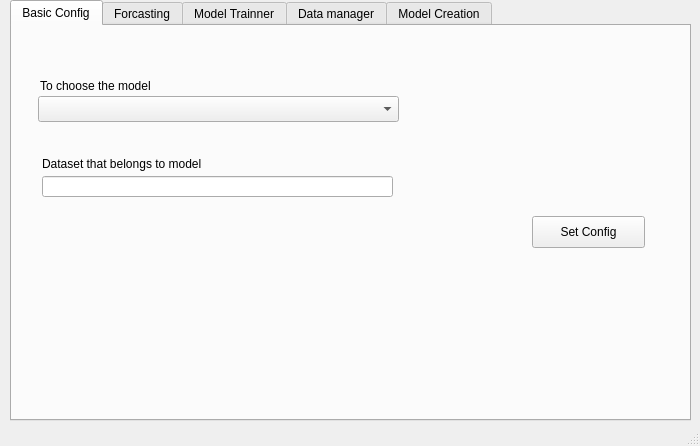
Qt form QT_Files/GUI_FFT_LSTM_Stock.ui (eduardo-trejo-es/LSTM_GUI_DB) before a commit.
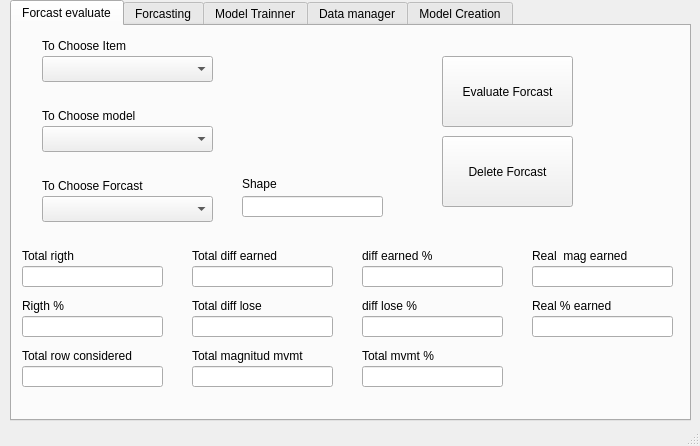
The same form after that commit. The open tabs and pages were chosen to show the change.

Commit message: Forcast eval Tab added

Patch:
```diff
--- a/QT_Files/GUI_FFT_LSTM_Stock.ui
+++ b/QT_Files/GUI_FFT_LSTM_Stock.ui
@@ -40,67 +40,392 @@
     </property>
     <widget class="QWidget" name="BasicConf_Tab">
      <attribute name="title">
-      <string>Basic Config</string>
+      <string>Forcast evaluate</string>
      </attribute>
      <widget class="QLabel" name="BaCon_lbl_ChooseModel">
       <property name="geometry">
        <rect>
-        <x>28</x>
-        <y>50</y>
+        <x>30</x>
+        <y>80</y>
         <width>161</width>
         <height>20</height>
        </rect>
       </property>
       <property name="text">
-       <string>To choose the model</string>
+       <string>To Choose model</string>
       </property>
      </widget>
-     <widget class="QLabel" name="BaCon_lbl_DatasetBelongs">
+     <widget class="QPushButton" name="ForcastEval_btn_EvaluateFor">
       <property name="geometry">
        <rect>
+        <x>430</x>
+        <y>30</y>
+        <width>131</width>
+        <height>71</height>
+       </rect>
+      </property>
+      <property name="text">
+       <string>Evaluate Forcast</string>
+      </property>
+     </widget>
+     <widget class="QComboBox" name="ForcastEval_Combox_ChooseModel">
+      <property name="geometry">
+       <rect>
         <x>30</x>
-        <y>130</y>
-        <width>231</width>
+        <y>100</y>
+        <width>171</width>
+        <height>26</height>
+       </rect>
+      </property>
+     </widget>
+     <widget class="QLineEdit" name="ForcastEval_txtLine_ShowShape">
+      <property name="geometry">
+       <rect>
+        <x>230</x>
+        <y>170</y>
+        <width>141</width>
+        <height>21</height>
+       </rect>
+      </property>
+     </widget>
+     <widget class="QLabel" name="ForcastEval_lbl_Chooseitem">
+      <property name="geometry">
+       <rect>
+        <x>30</x>
+        <y>10</y>
+        <width>161</width>
+        <height>20</height>
+       </rect>
+      </property>
+      <property name="text">
+       <string>To Choose Item</string>
+      </property>
+     </widget>
+     <widget class="QComboBox" name="ForcastEval_Combox_ChooseItem">
+      <property name="geometry">
+       <rect>
+        <x>30</x>
+        <y>30</y>
+        <width>171</width>
+        <height>26</height>
+       </rect>
+      </property>
+     </widget>
+     <widget class="QLabel" name="ForcastEval_lbl_ShowShape">
+      <property name="geometry">
+       <rect>
+        <x>230</x>
+        <y>150</y>
+        <width>131</width>
         <height>16</height>
        </rect>
       </property>
       <property name="text">
-       <string>Dataset that belongs to model</string>
+       <string>Shape</string>
       </property>
      </widget>
-     <widget class="QPushButton" name="BaCon_btn_SetConfig">
+     <widget class="QComboBox" name="ForcastEval_Combox_Chooseforcast">
       <property name="geometry">
        <rect>
-        <x>520</x>
-        <y>190</y>
-        <width>113</width>
-        <height>32</height>
-       </rect>
-      </property>
-      <property name="text">
-       <string>Set Config</string>
-      </property>
-     </widget>
-     <widget class="QComboBox" name="BaCon_Combox_ChooseModel">
-      <property name="geometry">
-       <rect>
-        <x>26</x>
-        <y>70</y>
-        <width>361</width>
+        <x>30</x>
+        <y>170</y>
+        <width>171</width>
         <height>26</height>
        </rect>
       </property>
      </widget>
-     <widget class="QLineEdit" name="BaCon_txtLine_DatasetBelongs">
+     <widget class="QLabel" name="ForcastEval_lbl_ChooseForcast">
       <property name="geometry">
        <rect>
         <x>30</x>
         <y>150</y>
-        <width>351</width>
+        <width>161</width>
+        <height>20</height>
+       </rect>
+      </property>
+      <property name="text">
+       <string>To Choose Forcast</string>
+      </property>
+     </widget>
+     <widget class="QPushButton" name="ForcastEval_btn_DeleteFor">
+      <property name="geometry">
+       <rect>
+        <x>430</x>
+        <y>110</y>
+        <width>131</width>
+        <height>71</height>
+       </rect>
+      </property>
+      <property name="text">
+       <string>Delete Forcast</string>
+      </property>
+     </widget>
+     <widget class="QLineEdit" name="ForcastEval_txtLine_RowsConsidered">
+      <property name="geometry">
+       <rect>
+        <x>10</x>
+        <y>340</y>
+        <width>141</width>
         <height>21</height>
        </rect>
       </property>
      </widget>
+     <widget class="QLineEdit" name="ForcastEval_txtLine_TotalDiffLose">
+      <property name="geometry">
+       <rect>
+        <x>180</x>
+        <y>290</y>
+        <width>141</width>
+        <height>21</height>
+       </rect>
+      </property>
+     </widget>
+     <widget class="QLineEdit" name="ForcastEval_txtLine_RigthPercent">
+      <property name="geometry">
+       <rect>
+        <x>10</x>
+        <y>290</y>
+        <width>141</width>
+        <height>21</height>
+       </rect>
+      </property>
+     </widget>
+     <widget class="QLineEdit" name="ForcastEval_txtLine_TotalDiffEarned">
+      <property name="geometry">
+       <rect>
+        <x>180</x>
+        <y>240</y>
+        <width>141</width>
+        <height>21</height>
+       </rect>
+      </property>
+     </widget>
+     <widget class="QLineEdit" name="ForcastEval_txtLine_TotalRight">
+      <property name="geometry">
+       <rect>
+        <x>10</x>
+        <y>240</y>
+        <width>141</width>
+        <height>21</height>
+       </rect>
+      </property>
+     </widget>
+     <widget class="QLineEdit" name="ForcastEval_txtLine_diffEarnedPercent">
+      <property name="geometry">
+       <rect>
+        <x>350</x>
+        <y>240</y>
+        <width>141</width>
+        <height>21</height>
+       </rect>
+      </property>
+     </widget>
+     <widget class="QLineEdit" name="ForcastEval_txtLine_diffLosePercent">
+      <property name="geometry">
+       <rect>
+        <x>350</x>
+        <y>290</y>
+        <width>141</width>
+        <height>21</height>
+       </rect>
+      </property>
+     </widget>
+     <widget class="QLabel" name="ForcastEval_lbl_TotalRight">
+      <property name="geometry">
+       <rect>
+        <x>10</x>
+        <y>220</y>
+        <width>161</width>
+        <height>20</height>
+       </rect>
+      </property>
+      <property name="text">
+       <string>Total rigth</string>
+      </property>
+     </widget>
+     <widget class="QLabel" name="ForcastEval_lbl_RigthPerCent">
+      <property name="geometry">
+       <rect>
+        <x>10</x>
+        <y>270</y>
+        <width>161</width>
+        <height>20</height>
+       </rect>
+      </property>
+      <property name="text">
+       <string>Rigth %</string>
+      </property>
+     </widget>
+     <widget class="QLabel" name="ForcastEval_lbl_RowsConsidered">
+      <property name="geometry">
+       <rect>
+        <x>10</x>
+        <y>320</y>
+        <width>161</width>
+        <height>20</height>
+       </rect>
+      </property>
+      <property name="text">
+       <string>Total row considered</string>
+      </property>
+     </widget>
+     <widget class="QLabel" name="ForcastEval_lbl_TotalDiffEarned">
+      <property name="geometry">
+       <rect>
+        <x>180</x>
+        <y>220</y>
+        <width>161</width>
+        <height>20</height>
+       </rect>
+      </property>
+      <property name="text">
+       <string>Total diff earned</string>
+      </property>
+     </widget>
+     <widget class="QLineEdit" name="ForcastEval_txtLine_TotalmagMvmt">
+      <property name="geometry">
+       <rect>
+        <x>180</x>
+        <y>340</y>
+        <width>141</width>
+        <height>21</height>
+       </rect>
+      </property>
+     </widget>
+     <widget class="QLabel" name="ForcastEval_lbl_ToralDiffLose">
+      <property name="geometry">
+       <rect>
+        <x>180</x>
+        <y>270</y>
+        <width>161</width>
+        <height>20</height>
+       </rect>
+      </property>
+      <property name="text">
+       <string>Total diff lose</string>
+      </property>
+     </widget>
+     <widget class="QLabel" name="ForcastEval_lbl_DiffLosePercent">
+      <property name="geometry">
+       <rect>
+        <x>350</x>
+        <y>270</y>
+        <width>161</width>
+        <height>20</height>
+       </rect>
+      </property>
+      <property name="text">
+       <string>diff lose %</string>
+      </property>
+     </widget>
+     <widget class="QLabel" name="ForcastEval_lbl_DiffEarnedPercent">
+      <property name="geometry">
+       <rect>
+        <x>350</x>
+        <y>220</y>
+        <width>161</width>
+        <height>20</height>
+       </rect>
+      </property>
+      <property name="text">
+       <string>diff earned %</string>
+      </property>
+     </widget>
+     <widget class="QLabel" name="ForcastEval_lbl_ChooseModel_11">
+      <property name="geometry">
+       <rect>
+        <x>180</x>
+        <y>320</y>
+        <width>161</width>
+        <height>20</height>
+       </rect>
+      </property>
+      <property name="text">
+       <string/>
+      </property>
+     </widget>
+     <widget class="QLineEdit" name="ForcastEval_txtLine_TotalMvmPercent">
+      <property name="geometry">
+       <rect>
+        <x>350</x>
+        <y>340</y>
+        <width>141</width>
+        <height>21</height>
+       </rect>
+      </property>
+     </widget>
+     <widget class="QLabel" name="ForcastEval_lbl_ToralMvmtPercent">
+      <property name="geometry">
+       <rect>
+        <x>350</x>
+        <y>320</y>
+        <width>161</width>
+        <height>20</height>
+       </rect>
+      </property>
+      <property name="text">
+       <string>Total mvmt %</string>
+      </property>
+     </widget>
+     <widget class="QLineEdit" name="ForcastEval_txtLine_RealMagEarned">
+      <property name="geometry">
+       <rect>
+        <x>520</x>
+        <y>240</y>
+        <width>141</width>
+        <height>21</height>
+       </rect>
+      </property>
+     </widget>
+     <widget class="QLabel" name="ForcastEval_lbl_RealMagEarned">
+      <property name="geometry">
+       <rect>
+        <x>520</x>
+        <y>220</y>
+        <width>161</width>
+        <height>20</height>
+       </rect>
+      </property>
+      <property name="text">
+       <string>Real  mag earned</string>
+      </property>
+     </widget>
+     <widget class="QLineEdit" name="ForcastEval_txtLine_RealPercentEarned">
+      <property name="geometry">
+       <rect>
+        <x>520</x>
+        <y>290</y>
+        <width>141</width>
+        <height>21</height>
+       </rect>
+      </property>
+     </widget>
+     <widget class="QLabel" name="ForcastEval_lbl_RealPercentEarned">
+      <property name="geometry">
+       <rect>
+        <x>520</x>
+        <y>270</y>
+        <width>161</width>
+        <height>20</height>
+       </rect>
+      </property>
+      <property name="text">
+       <string>Real % earned</string>
+      </property>
+     </widget>
+     <widget class="QLabel" name="ForcastEval_lbl_magmvmt">
+      <property name="geometry">
+       <rect>
+        <x>180</x>
+        <y>320</y>
+        <width>161</width>
+        <height>20</height>
+       </rect>
+      </property>
+      <property name="text">
+       <string>Total magnitud mvmt</string>
+      </property>
+     </widget>
     </widget>
     <widget class="QWidget" name="Forcasting_Tab">
      <attribute name="title">
```
Left out of the diff: 6 changed lines with no effect on the pictures. The commit also changes 22 other files.
